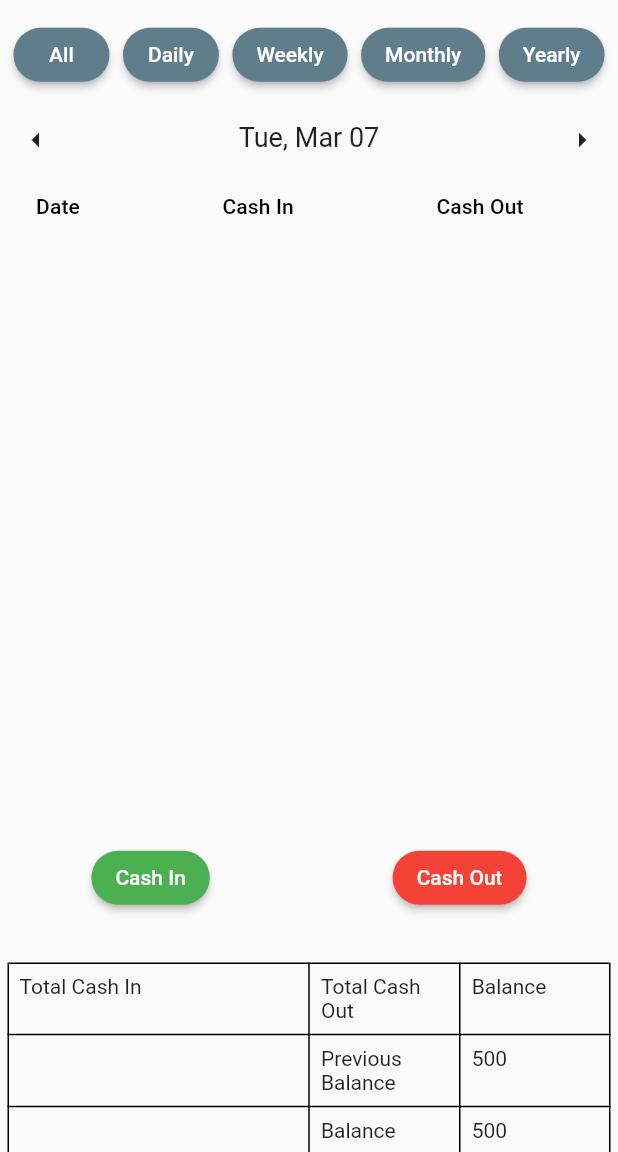
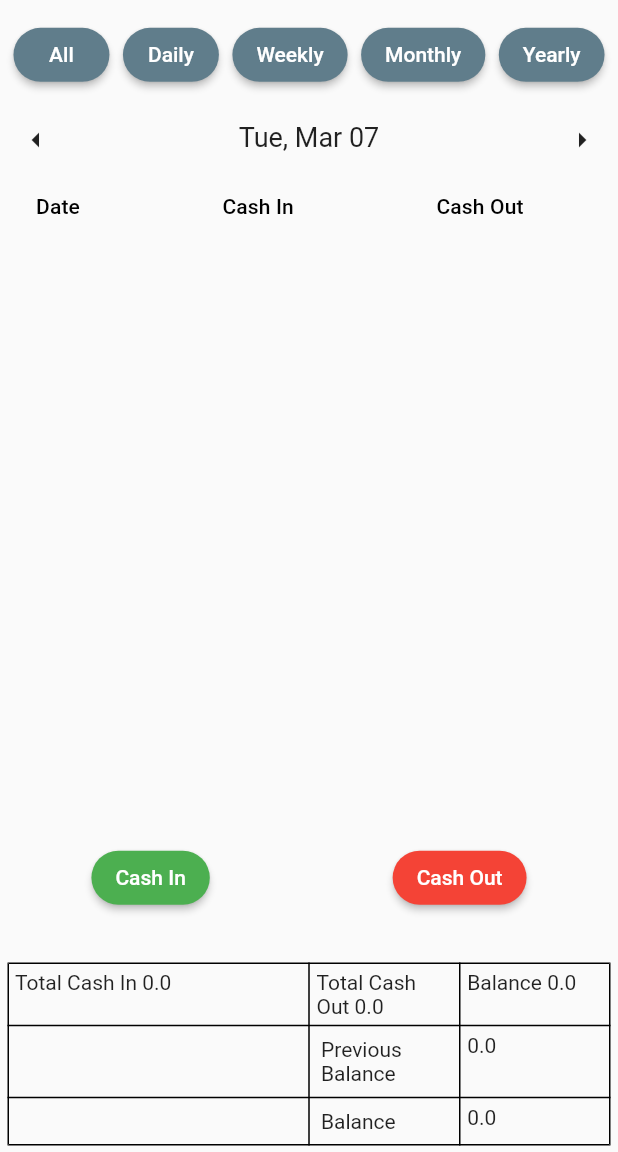
Before and after one commit to Prashant2344/cashbook, a Flutter app: the screen it shows after launch, on a phone screen of 412 x 824 dp, the part 84-1236 px from its top. Run offline on Flutter 3.47's test engine with Material 2 defaults, Android fonts, the phone set to English and light mode, and no system bars; our stand-ins replace hive, hive_flutter; missing offline and left inert: dart:ffi; accounts and stored records are empty.

Commit message:
Worked on cash calculation logic

```diff
--- a/lib/pages/home.dart
+++ b/lib/pages/home.dart
@@ -14,6 +14,15 @@ class Home extends StatefulWidget {
 
 class _HomeState extends State<Home> {
   final List<String> _buttonTitles = ['All', 'Daily', 'Weekly', 'Monthly', 'Yearly'];
+  // late Box<CashModel> _cashBox;
+  // List<CashModel> _transactions = [];
+  //
+  // @override
+  // void initState() {
+  //   super.initState();
+  //   _cashBox = Hive.box<CashModel>('cashBox');
+  //   _transactions = _cashBox.values.cast<CashModel>().toList();
+  // }
 
   final List<List<String>> data = [
     ['March 1', '500', '-'],
@@ -36,6 +45,53 @@ class _HomeState extends State<Home> {
       _selectedDate = _selectedDate.subtract(Duration(days: 1));
     });
   }
+
+  double _calculateCashInAmount(Box<CashModel> box) {
+    return box.values.cast<CashModel>()
+        .fold<double>(0.0, (total, transaction) =>
+    total + (transaction.cashIn?.toDouble() ?? 0.0)
+    );
+  }
+
+  double _calculateCashOutAmount(Box<CashModel> box){
+    // double totalCost = 0.0;
+    // final transactions = box.values.toList().cast<CashModel>();
+    // for (final transaction in transactions) {
+    //   final cost = transaction.cashOut ?? 0.0 as double;
+    //   totalCost += cost;
+    // }
+    // return totalCost;
+
+    return box.values.cast<CashModel>()
+        .fold<double>(0.0, (total, transaction) =>
+    total + (transaction.cashOut?.toDouble() ?? 0.0)
+    );
+  }
+
+  double _balanceAmount(Box<CashModel> box){
+    return _calculateCashInAmount(box) - _calculateCashOutAmount(box);
+  }
+
+  double _previousBalanceAmount(Box<CashModel> box){
+    final today = DateTime.now();
+    final todayDate = DateTime(today.year, today.month, today.day);
+    return box.values.cast<CashModel>()
+        .fold<double>(0.0, (total, transaction) {
+      if (transaction.date?.year != null && transaction.date?.month != null && transaction.date?.day != null) {
+        final transactionDate = DateTime(transaction.date!.year, transaction.date!.month, transaction.date!.day);
+        if (transactionDate.isBefore(todayDate)) {
+          final cashIn = transaction.cashIn?.toDouble() ?? 0.0;
+          return total + cashIn;
+        }
+      }
+      return total;
+    });
+  }
+
+  double _finalBalanceAmount(Box<CashModel> box){
+    return _balanceAmount(box) - _previousBalanceAmount(box);
+  }
+
 
   @override
   Widget build(BuildContext context) {
@@ -235,17 +291,37 @@ class _HomeState extends State<Home> {
                   children: [
                     TableRow(
                       children: [
-                        Padding(
-                          padding: EdgeInsets.all(8.0),
-                          child: Text('Total Cash In'),
+                        ValueListenableBuilder<Box<CashModel>>(
+                          valueListenable: Cashes.getData().listenable(),
+                          builder: (BuildContext context,Box<CashModel> box, _) {
+                            final totalCashIn = _calculateCashInAmount(box); // assuming you have a function that calculates total cost
+                            return Padding(
+                              padding: const EdgeInsets.all(5.0),
+                              child: Text('Total Cash In $totalCashIn'),
+                            );
+                          },
                         ),
-                        Padding(
-                          padding: EdgeInsets.all(8.0),
-                          child: Text('Total Cash Out'),
+
+                        ValueListenableBuilder<Box<CashModel>>(
+                          valueListenable: Cashes.getData().listenable(),
+                          builder: (BuildContext context,Box<CashModel> box, _) {
+                            final totalCashOut = _calculateCashOutAmount(box); // assuming you have a function that calculates total cost
+                            return Padding(
+                              padding: const EdgeInsets.all(5.0),
+                              child: Text('Total Cash Out $totalCashOut'),
+                            );
+                          },
                         ),
-                        Padding(
-                          padding: EdgeInsets.all(8.0),
-                          child: Text('Balance'),
+
+                        ValueListenableBuilder<Box<CashModel>>(
+                          valueListenable: Cashes.getData().listenable(),
+                          builder: (BuildContext context,Box<CashModel> box, _) {
+                            final balance = _balanceAmount(box); // assuming you have a function that calculates total cost
+                            return Padding(
+                              padding: const EdgeInsets.all(5.0),
+                              child: Text('Balance $balance'),
+                            );
+                          },
                         ),
                       ],
                     ),
@@ -259,9 +335,15 @@ class _HomeState extends State<Home> {
                           padding: EdgeInsets.all(8.0),
                           child: Text('Previous Balance'),
                         ),
-                        Padding(
-                          padding: EdgeInsets.all(8.0),
-                          child: Text('500'),
+                        ValueListenableBuilder<Box<CashModel>>(
+                          valueListenable: Cashes.getData().listenable(),
+                          builder: (BuildContext context,Box<CashModel> box, _) {
+                            final prevBalance = _previousBalanceAmount(box); // assuming you have a function that calculates total cost
+                            return Padding(
+                              padding: const EdgeInsets.all(5.0),
+                              child: Text('$prevBalance'),
+                            );
+                          },
                         ),
                       ],
                     ),
@@ -275,9 +357,15 @@ class _HomeState extends State<Home> {
                           padding: EdgeInsets.all(8.0),
                           child: Text('Balance'),
                         ),
-                        Padding(
-                          padding: EdgeInsets.all(8.0),
-                          child: Text('500'),
+                        ValueListenableBuilder<Box<CashModel>>(
+                          valueListenable: Cashes.getData().listenable(),
+                          builder: (BuildContext context,Box<CashModel> box, _) {
+                            final balance = _finalBalanceAmount(box); // assuming you have a function that calculates total cost
+                            return Padding(
+                              padding: const EdgeInsets.all(5.0),
+                              child: Text('$balance'),
+                            );
+                          },
                         ),
                       ],
                     ),
@@ -288,6 +376,12 @@ class _HomeState extends State<Home> {
           ],
         ),
       ),
+      // floatingActionButton: FloatingActionButton(
+      //   onPressed: () {
+      //     _calculateAmount();
+      //   },
+      //   child: Icon(Icons.add),
+      // ),
     );
   }
 }
```
